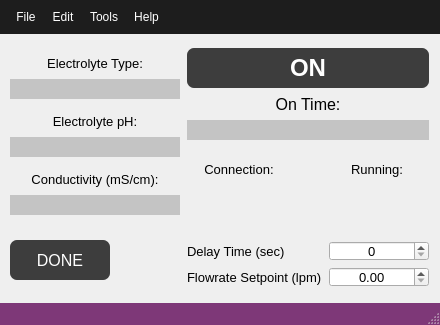
dmherrington/ECM-Control-System, file src/ECM_gui/pump_dialog/window_pump_control.ui: the form before one commit.
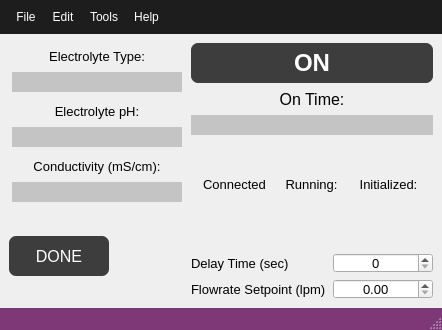
The form after the commit. Custom widgets are drawn as their Qt base class.

Commit message: Updates For Pump Properties

Patch:
```diff
--- a/src/ECM_gui/pump_dialog/window_pump_control.ui
+++ b/src/ECM_gui/pump_dialog/window_pump_control.ui
@@ -6,14 +6,20 @@
    <rect>
     <x>0</x>
     <y>0</y>
-    <width>440</width>
-    <height>325</height>
+    <width>442</width>
+    <height>330</height>
    </rect>
   </property>
   <property name="minimumSize">
    <size>
-    <width>440</width>
-    <height>325</height>
+    <width>442</width>
+    <height>330</height>
+   </size>
+  </property>
+  <property name="maximumSize">
+   <size>
+    <width>442</width>
+    <height>330</height>
    </size>
   </property>
   <property name="windowTitle">
@@ -138,8 +144,8 @@
 }</string>
   </property>
   <widget class="QWidget" name="centralwidget">
-   <layout class="QGridLayout" name="gridLayout_7">
-    <item row="0" column="0">
+   <layout class="QGridLayout" name="gridLayout_9">
+    <item row="0" column="0" rowspan="3" colspan="2">
      <layout class="QGridLayout" name="gridLayout_5">
       <item row="0" column="0">
        <layout class="QGridLayout" name="gridLayout_4">
@@ -340,44 +346,277 @@
       </item>
      </layout>
     </item>
-    <item row="0" column="1" rowspan="2">
-     <layout class="QGridLayout" name="gridLayout_6">
-      <item row="2" column="0">
-       <layout class="QHBoxLayout" name="horizontalLayout">
-        <item>
-         <layout class="QVBoxLayout" name="verticalLayout_2">
+    <item row="0" column="2">
+     <layout class="QVBoxLayout" name="verticalLayout">
+      <item>
+       <widget class="QPushButton" name="pushButton_PumpRunning">
+        <property name="sizePolicy">
+         <sizepolicy hsizetype="Fixed" vsizetype="Fixed">
+          <horstretch>0</horstretch>
+          <verstretch>0</verstretch>
+         </sizepolicy>
+        </property>
+        <property name="minimumSize">
+         <size>
+          <width>242</width>
+          <height>40</height>
+         </size>
+        </property>
+        <property name="maximumSize">
+         <size>
+          <width>16777215</width>
+          <height>40</height>
+         </size>
+        </property>
+        <property name="font">
+         <font>
+          <pointsize>18</pointsize>
+          <weight>75</weight>
+          <italic>false</italic>
+          <bold>true</bold>
+          <underline>false</underline>
+         </font>
+        </property>
+        <property name="styleSheet">
+         <string notr="true">QMainWindow{
+background-color:#1d1d1d;
+}
+
+QMenuBar{
+background-color:#1d1d1d;
+padding:5px;
+	font: 12pt &quot;MS Shell Dlg 2&quot;;
+}
+
+QMenuBar::item{
+background-color:#1d1d1d;
+color:#fff;
+padding:5px;
+
+}
+
+QMenu{
+color:#fff;
+padding:0;
+}
+
+QMenu::item:selected{
+color:#fff;
+background-color:#00aba9;
+}
+
+QTableWidget{
+background-color:#3d3d3d;
+color:#fff;
+  selection-background-color: #da532c;
+border:solid;
+border-width:3px;
+border-color:#da532c;
+}
+QHeaderView::section{
+background-color:qlineargradient(spread:pad, x1:0, y1:0, x2:1, y2:0, stop:0 rgba(20, 158, 217, 255), stop:1 rgba(36, 158, 217, 255));
+border:none;
+border-top-style:solid;
+border-width:1px;
+border-top-color:qlineargradient(spread:pad, x1:0, y1:0, x2:1, y2:0, stop:0 rgba(20, 158, 217, 255), stop:1 rgba(36, 158, 217, 255));
+color:#fff;
+
+}
+QHeaderView{
+background-color:qlineargradient(spread:pad, x1:0, y1:0, x2:1, y2:0, stop:0 rgba(20, 158, 217, 255), stop:1 rgba(36, 158, 217, 255));
+
+border:none;
+border-top-style:solid;
+border-width:1px;
+border-top-color:#149ED9;
+color:#fff;
+	font: 75 12pt &quot;Calibri&quot;;
+}
+
+QTableCornerButton::section{
+border:none;
+background-color:#149ED9;
+}
+
+QListWidget{
+background-color:#3d3d3d;
+color:#fff;
+}
+
+QMenu{
+background-color:#3d3d3d;
+}
+QStatusBar{
+background-color:#7e3878;
+color:#fff;
+}
+
+QPushButton{
+border-style:solid;
+background-color:#3d3d3d;
+color:#fff;
+border-radius:7px;
+}
+
+QPushButton:disabled {
+background-color: rgb(204, 0, 0);
+}
+
+QPushButton:hover{
+color:#ccc;
+	background-color: qlineargradient(spread:pad, x1:0.517, y1:0, x2:0.517, y2:1, stop:0 rgba(45, 45, 45, 255), stop:0.505682 rgba(45, 45, 45, 255), stop:1 rgba(29, 29, 29, 255));
+	border-color:#2d89ef;
+border-width:2px;
+}
+
+QPushButton:pressed{
+background-color: qlineargradient(spread:pad, x1:0.517, y1:0, x2:0.517, y2:1, stop:0 rgba(29, 29, 29, 255), stop:0.505682 rgba(45, 45, 45, 255), stop:1 rgba(29, 29, 29, 255));
+}
+
+
+QTabWidget::tab{
+background-color:#3d3d3d;
+}
+
+QLineEdit{
+border-radius:0;
+}
+
+QProgressBar{
+border-radius:0;
+text-align:center;
+color:#fff;
+background-color:transparent;
+border: 2px solid #e3a21a;
+border-radius:7px;
+	font: 75 12pt &quot;Open Sans&quot;;
+
+}
+
+QProgressBar::chunk{
+background-color:#2d89ef;
+width:20px;
+}</string>
+        </property>
+        <property name="text">
+         <string>ON</string>
+        </property>
+       </widget>
+      </item>
+      <item>
+       <widget class="QLabel" name="label_OnTime">
+        <property name="sizePolicy">
+         <sizepolicy hsizetype="Fixed" vsizetype="Fixed">
+          <horstretch>0</horstretch>
+          <verstretch>0</verstretch>
+         </sizepolicy>
+        </property>
+        <property name="minimumSize">
+         <size>
+          <width>242</width>
+          <height>20</height>
+         </size>
+        </property>
+        <property name="maximumSize">
+         <size>
+          <width>16777215</width>
+          <height>20</height>
+         </size>
+        </property>
+        <property name="font">
+         <font>
+          <pointsize>12</pointsize>
+         </font>
+        </property>
+        <property name="text">
+         <string>On Time:</string>
+        </property>
+        <property name="alignment">
+         <set>Qt::AlignCenter</set>
+        </property>
+       </widget>
+      </item>
+      <item>
+       <widget class="QLineEdit" name="lineEdit_OnTime">
+        <property name="enabled">
+         <bool>true</bool>
+        </property>
+        <property name="sizePolicy">
+         <sizepolicy hsizetype="Fixed" vsizetype="Fixed">
+          <horstretch>0</horstretch>
+          <verstretch>0</verstretch>
+         </sizepolicy>
+        </property>
+        <property name="minimumSize">
+         <size>
+          <width>242</width>
+          <height>20</height>
+         </size>
+        </property>
+        <property name="maximumSize">
+         <size>
+          <width>16777215</width>
+          <height>20</height>
+         </size>
+        </property>
+        <property name="font">
+         <font>
+          <pointsize>13</pointsize>
+         </font>
+        </property>
+        <property name="alignment">
+         <set>Qt::AlignCenter</set>
+        </property>
+        <property name="readOnly">
+         <bool>true</bool>
+        </property>
+       </widget>
+      </item>
+     </layout>
+    </item>
+    <item row="1" column="2">
+     <spacer name="verticalSpacer">
+      <property name="orientation">
+       <enum>Qt::Vertical</enum>
+      </property>
+      <property name="sizeType">
+       <enum>QSizePolicy::Fixed</enum>
+      </property>
+      <property name="sizeHint" stdset="0">
+       <size>
+        <width>20</width>
+        <height>5</height>
+       </size>
+      </property>
+     </spacer>
+    </item>
+    <item row="2" column="2" rowspan="2">
+     <layout class="QHBoxLayout" name="horizontalLayout_4">
+      <property name="spacing">
+       <number>1</number>
+      </property>
+      <item>
+       <layout class="QGridLayout" name="gridLayout_6">
+        <property name="horizontalSpacing">
+         <number>1</number>
+        </property>
+        <item row="1" column="0">
+         <layout class="QHBoxLayout" name="horizontalLayout">
           <item>
-           <widget class="QLabel" name="label_Connection">
-            <property name="sizePolicy">
-             <sizepolicy hsizetype="Fixed" vsizetype="Fixed">
-              <horstretch>0</horstretch>
-              <verstretch>0</verstretch>
-             </sizepolicy>
+           <spacer name="horizontalSpacer_3">
+            <property name="orientation">
+             <enum>Qt::Horizontal</enum>
             </property>
-            <property name="minimumSize">
-             <size>
-              <width>80</width>
-              <height>18</height>
-             </size>
+            <property name="sizeType">
+             <enum>QSizePolicy::Minimum</enum>
             </property>
-            <property name="maximumSize">
+            <property name="sizeHint" stdset="0">
              <size>
-              <width>80</width>
-              <height>18</height>
+              <width>1</width>
+              <height>50</height>
              </size>
             </property>
-            <property name="font">
-             <font>
-              <pointsize>10</pointsize>
-             </font>
-            </property>
-            <property name="text">
-             <string>Connection:</string>
-            </property>
-            <property name="alignment">
-             <set>Qt::AlignCenter</set>
-            </property>
-           </widget>
+           </spacer>
           </item>
           <item>
            <widget class="LED" name="widget_PumpConnected" native="true">
@@ -389,70 +628,126 @@
             </property>
             <property name="minimumSize">
              <size>
-              <width>80</width>
-              <height>50</height>
+              <width>40</width>
+              <height>40</height>
              </size>
             </property>
             <property name="maximumSize">
              <size>
-              <width>80</width>
-              <height>50</height>
+              <width>40</width>
+              <height>40</height>
              </size>
             </property>
            </widget>
           </item>
+          <item>
+           <spacer name="horizontalSpacer_2">
+            <property name="orientation">
+             <enum>Qt::Horizontal</enum>
+            </property>
+            <property name="sizeType">
+             <enum>QSizePolicy::Minimum</enum>
+            </property>
+            <property name="sizeHint" stdset="0">
+             <size>
+              <width>1</width>
+              <height>50</height>
+             </size>
+            </property>
+           </spacer>
+          </item>
          </layout>
         </item>
-        <item>
-         <spacer name="horizontalSpacer_2">
-          <property name="orientation">
-           <enum>Qt::Horizontal</enum>
+        <item row="0" column="0">
+         <widget class="QLabel" name="label_Connection">
+          <property name="sizePolicy">
+           <sizepolicy hsizetype="Fixed" vsizetype="Fixed">
+            <horstretch>0</horstretch>
+            <verstretch>0</verstretch>
+           </sizepolicy>
           </property>
-          <property name="sizeType">
-           <enum>QSizePolicy::Minimum</enum>
+          <property name="minimumSize">
+           <size>
+            <width>65</width>
+            <height>18</height>
+           </size>
           </property>
-          <property name="sizeHint" stdset="0">
+          <property name="maximumSize">
            <size>
-            <width>40</width>
-            <height>50</height>
+            <width>65</width>
+            <height>18</height>
            </size>
           </property>
-         </spacer>
+          <property name="font">
+           <font>
+            <pointsize>10</pointsize>
+           </font>
+          </property>
+          <property name="text">
+           <string>Connected</string>
+          </property>
+          <property name="alignment">
+           <set>Qt::AlignCenter</set>
+          </property>
+         </widget>
         </item>
-        <item>
-         <layout class="QVBoxLayout" name="verticalLayout_3">
+       </layout>
+      </item>
+      <item>
+       <layout class="QGridLayout" name="gridLayout_8">
+        <property name="horizontalSpacing">
+         <number>1</number>
+        </property>
+        <item row="0" column="0">
+         <widget class="QLabel" name="label_Running_2">
+          <property name="sizePolicy">
+           <sizepolicy hsizetype="Fixed" vsizetype="Fixed">
+            <horstretch>0</horstretch>
+            <verstretch>0</verstretch>
+           </sizepolicy>
+          </property>
+          <property name="minimumSize">
+           <size>
+            <width>65</width>
+            <height>18</height>
+           </size>
+          </property>
+          <property name="maximumSize">
+           <size>
+            <width>65</width>
+            <height>18</height>
+           </size>
+          </property>
+          <property name="font">
+           <font>
+            <pointsize>10</pointsize>
+           </font>
+          </property>
+          <property name="text">
+           <string>Running:</string>
+          </property>
+          <property name="alignment">
+           <set>Qt::AlignCenter</set>
+          </property>
+         </widget>
+        </item>
+        <item row="1" column="0">
+         <layout class="QHBoxLayout" name="horizontalLayout_3">
           <item>
-           <widget class="QLabel" name="label_Running">
-            <property name="sizePolicy">
-             <sizepolicy hsizetype="Fixed" vsizetype="Fixed">
-              <horstretch>0</horstretch>
-              <verstretch>0</verstretch>
-             </sizepolicy>
+           <spacer name="horizontalSpacer_6">
+            <property name="orientation">
+             <enum>Qt::Horizontal</enum>
             </property>
-            <property name="minimumSize">
-             <size>
-              <width>80</width>
-              <height>18</height>
-             </size>
+            <property name="sizeType">
+             <enum>QSizePolicy::Minimum</enum>
             </property>
-            <property name="maximumSize">
+            <property name="sizeHint" stdset="0">
              <size>
-              <width>80</width>
-              <height>18</height>
+              <width>1</width>
+              <height>50</height>
              </size>
             </property>
-            <property name="font">
-             <font>
-              <pointsize>10</pointsize>
-             </font>
-            </property>
-            <property name="text">
-             <string>Running:</string>
-            </property>
-            <property name="alignment">
-             <set>Qt::AlignCenter</set>
-            </property>
-           </widget>
+           </spacer>
           </item>
           <item>
            <widget class="LED" name="widget_PumpRunning" native="true">
@@ -464,141 +759,45 @@
             </property>
             <property name="minimumSize">
              <size>
-              <width>80</width>
-              <height>50</height>
+              <width>40</width>
+              <height>40</height>
              </size>
             </property>
             <property name="maximumSize">
              <size>
-              <width>80</width>
-              <height>50</height>
+              <width>40</width>
+              <height>40</height>
              </size>
             </property>
            </widget>
           </item>
+          <item>
+           <spacer name="horizontalSpacer_7">
+            <property name="orientation">
+             <enum>Qt::Horizontal</enum>
+            </property>
+            <property name="sizeType">
+             <enum>QSizePolicy::Minimum</enum>
+            </property>
+            <property name="sizeHint" stdset="0">
+             <size>
+              <width>1</width>
+              <height>50</height>
+             </size>
+            </property>
+           </spacer>
+          </item>
          </layout>
         </item>
        </layout>
       </item>
-      <item row="1" column="0">
-       <spacer name="verticalSpacer">
-        <property name="orientation">
-         <enum>Qt::Vertical</enum>
+      <item>
+       <layout class="QGridLayout" name="gridLayout_7">
+        <property name="horizontalSpacing">
+         <number>1</number>
         </property>
-        <property name="sizeType">
-         <enum>QSizePolicy::Fixed</enum>
-        </property>
-        <property name="sizeHint" stdset="0">
-         <size>
-          <width>20</width>
-          <height>13</height>
-         </size>
-        </property>
-       </spacer>
-      </item>
-      <item row="3" column="0">
-       <layout class="QGridLayout" name="gridLayout">
-        <item row="0" column="1">
-         <widget class="QDoubleSpinBox" name="doubleSpinBox_delayTime">
-          <property name="sizePolicy">
-           <sizepolicy hsizetype="Fixed" vsizetype="Fixed">
-            <horstretch>0</horstretch>
-            <verstretch>0</verstretch>
-           </sizepolicy>
-          </property>
-          <property name="minimumSize">
-           <size>
-            <width>100</width>
-            <height>20</height>
-           </size>
-          </property>
-          <property name="maximumSize">
-           <size>
-            <width>100</width>
-            <height>20</height>
-           </size>
-          </property>
-          <property name="font">
-           <font>
-            <pointsize>10</pointsize>
-           </font>
-          </property>
-          <property name="alignment">
-           <set>Qt::AlignCenter</set>
-          </property>
-          <property name="decimals">
-           <number>0</number>
-          </property>
-          <property name="value">
-           <double>0.000000000000000</double>
-          </property>
-         </widget>
-        </item>
-        <item row="1" column="0">
-         <widget class="QLabel" name="label_Flowrate">
-          <property name="sizePolicy">
-           <sizepolicy hsizetype="Fixed" vsizetype="Fixed">
-            <horstretch>0</horstretch>
-            <verstretch>0</verstretch>
-           </sizepolicy>
-          </property>
-          <property name="minimumSize">
-           <size>
-            <width>136</width>
-            <height>20</height>
-           </size>
-          </property>
-          <property name="maximumSize">
-           <size>
-            <width>16777215</width>
-            <height>20</height>
-           </size>
-          </property>
-          <property name="font">
-           <font>
-            <pointsize>10</pointsize>
-           </font>
-          </property>
-          <property name="text">
-           <string>Flowrate Setpoint (lpm)</string>
-          </property>
-         </widget>
-        </item>
-        <item row="1" column="1">
-         <widget class="QDoubleSpinBox" name="doubleSpinBox_flowRate">
-          <property name="sizePolicy">
-           <sizepolicy hsizetype="Fixed" vsizetype="Fixed">
-            <horstretch>0</horstretch>
-            <verstretch>0</verstretch>
-           </sizepolicy>
-          </property>
-          <property name="minimumSize">
-           <size>
-            <width>100</width>
-            <height>20</height>
-           </size>
-          </property>
-          <property name="maximumSize">
-           <size>
-            <width>100</width>
-            <height>20</height>
-           </size>
-          </property>
-          <property name="font">
-           <font>
-            <pointsize>10</pointsize>
-           </font>
-          </property>
-          <property name="alignment">
-           <set>Qt::AlignCenter</set>
-          </property>
-          <property name="decimals">
-           <number>2</number>
-          </property>
-         </widget>
-        </item>
         <item row="0" column="0">
-         <widget class="QLabel" name="label_delayTim">
+         <widget class="QLabel" name="label_Running">
           <property name="sizePolicy">
            <sizepolicy hsizetype="Fixed" vsizetype="Fixed">
             <horstretch>0</horstretch>
@@ -607,14 +806,14 @@
           </property>
           <property name="minimumSize">
            <size>
-            <width>136</width>
-            <height>20</height>
+            <width>65</width>
+            <height>18</height>
            </size>
           </property>
           <property name="maximumSize">
            <size>
-            <width>16777215</width>
-            <height>20</height>
+            <width>65</width>
+            <height>18</height>
            </size>
           </property>
           <property name="font">
@@ -623,243 +822,76 @@
            </font>
           </property>
           <property name="text">
-           <string>Delay Time (sec)</string>
+           <string>Initialized:</string>
           </property>
-         </widget>
-        </item>
-       </layout>
-      </item>
-      <item row="0" column="0">
-       <layout class="QVBoxLayout" name="verticalLayout">
-        <item>
-         <widget class="QPushButton" name="pushButton_PumpRunning">
-          <property name="sizePolicy">
-           <sizepolicy hsizetype="Fixed" vsizetype="Fixed">
-            <horstretch>0</horstretch>
-            <verstretch>0</verstretch>
-           </sizepolicy>
-          </property>
-          <property name="minimumSize">
-           <size>
-            <width>242</width>
-            <height>40</height>
-           </size>
-          </property>
-          <property name="maximumSize">
-           <size>
-            <width>16777215</width>
-            <height>40</height>
-           </size>
-          </property>
-          <property name="font">
-           <font>
-            <pointsize>18</pointsize>
-            <weight>75</weight>
-            <italic>false</italic>
-            <bold>true</bold>
-            <underline>false</underline>
-           </font>
-          </property>
-          <property name="styleSheet">
-           <string notr="true">QMainWindow{
-background-color:#1d1d1d;
-}
-
-QMenuBar{
-background-color:#1d1d1d;
-padding:5px;
-	font: 12pt &quot;MS Shell Dlg 2&quot;;
-}
-
-QMenuBar::item{
-background-color:#1d1d1d;
-color:#fff;
-padding:5px;
-
-}
-
-QMenu{
-color:#fff;
-padding:0;
-}
-
-QMenu::item:selected{
-color:#fff;
-background-color:#00aba9;
-}
-
-QTableWidget{
-background-color:#3d3d3d;
-color:#fff;
-  selection-background-color: #da532c;
-border:solid;
-border-width:3px;
-border-color:#da532c;
-}
-QHeaderView::section{
-background-color:qlineargradient(spread:pad, x1:0, y1:0, x2:1, y2:0, stop:0 rgba(20, 158, 217, 255), stop:1 rgba(36, 158, 217, 255));
-border:none;
-border-top-style:solid;
-border-width:1px;
-border-top-color:qlineargradient(spread:pad, x1:0, y1:0, x2:1, y2:0, stop:0 rgba(20, 158, 217, 255), stop:1 rgba(36, 158, 217, 255));
-color:#fff;
-
-}
-QHeaderView{
-background-color:qlineargradient(spread:pad, x1:0, y1:0, x2:1, y2:0, stop:0 rgba(20, 158, 217, 255), stop:1 rgba(36, 158, 217, 255));
-
-border:none;
-border-top-style:solid;
-border-width:1px;
-border-top-color:#149ED9;
-color:#fff;
-	font: 75 12pt &quot;Calibri&quot;;
-}
-
-QTableCornerButton::section{
-border:none;
-background-color:#149ED9;
-}
-
-QListWidget{
-background-color:#3d3d3d;
-color:#fff;
-}
-
-QMenu{
-background-color:#3d3d3d;
-}
-QStatusBar{
-background-color:#7e3878;
-color:#fff;
-}
-
-QPushButton{
-border-style:solid;
-background-color:#3d3d3d;
-color:#fff;
-border-radius:7px;
-}
-
-QPushButton:disabled {
-background-color: rgb(204, 0, 0);
-}
-
-QPushButton:hover{
-color:#ccc;
-	background-color: qlineargradient(spread:pad, x1:0.517, y1:0, x2:0.517, y2:1, stop:0 rgba(45, 45, 45, 255), stop:0.505682 rgba(45, 45, 45, 255), stop:1 rgba(29, 29, 29, 255));
-	border-color:#2d89ef;
-border-width:2px;
-}
-
-QPushButton:pressed{
-background-color: qlineargradient(spread:pad, x1:0.517, y1:0, x2:0.517, y2:1, stop:0 rgba(29, 29, 29, 255), stop:0.505682 rgba(45, 45, 45, 255), stop:1 rgba(29, 29, 29, 255));
-}
-
-
-QTabWidget::tab{
-background-color:#3d3d3d;
-}
-
-QLineEdit{
-border-radius:0;
-}
-
-QProgressBar{
-border-radius:0;
-text-align:center;
-color:#fff;
-background-color:transparent;
-border: 2px solid #e3a21a;
-border-radius:7px;
-	font: 75 12pt &quot;Open Sans&quot;;
-
-}
-
-QProgressBar::chunk{
-background-color:#2d89ef;
-width:20px;
-}</string>
-          </property>
-          <property name="text">
-           <string>ON</string>
-          </property>
-         </widget>
-        </item>
-        <item>
-         <widget class="QLabel" name="label_OnTime">
-          <property name="sizePolicy">
-           <sizepolicy hsizetype="Fixed" vsizetype="Fixed">
-            <horstretch>0</horstretch>
-            <verstretch>0</verstretch>
-           </sizepolicy>
-          </property>
-          <property name="minimumSize">
-           <size>
-            <width>242</width>
-            <height>20</height>
-           </size>
-          </property>
-          <property name="maximumSize">
-           <size>
-            <width>16777215</width>
-            <height>20</height>
-           </size>
-          </property>
-          <property name="font">
-           <font>
-            <pointsize>12</pointsize>
-           </font>
-          </property>
-          <property name="text">
-           <string>On Time:</string>
-          </property>
           <property name="alignment">
            <set>Qt::AlignCenter</set>
           </property>
          </widget>
         </item>
-        <item>
-         <widget class="QLineEdit" name="lineEdit_OnTime">
-          <property name="enabled">
-           <bool>true</bool>
-          </property>
-          <property name="sizePolicy">
-           <sizepolicy hsizetype="Fixed" vsizetype="Fixed">
-            <horstretch>0</horstretch>
-            <verstretch>0</verstretch>
-           </sizepolicy>
-          </property>
-          <property name="minimumSize">
-           <size>
-            <width>242</width>
-            <height>20</height>
-           </size>
-          </property>
-          <property name="maximumSize">
-           <size>
-            <width>16777215</width>
-            <height>20</height>
-           </size>
-          </property>
-          <property name="font">
-           <font>
-            <pointsize>13</pointsize>
-           </font>
-          </property>
-          <property name="alignment">
-           <set>Qt::AlignCenter</set>
-          </property>
-          <property name="readOnly">
-           <bool>true</bool>
-          </property>
-         </widget>
+        <item row="1" column="0">
+         <layout class="QHBoxLayout" name="horizontalLayout_2">
+          <item>
+           <spacer name="horizontalSpacer_5">
+            <property name="orientation">
+             <enum>Qt::Horizontal</enum>
+            </property>
+            <property name="sizeType">
+             <enum>QSizePolicy::Minimum</enum>
+            </property>
+            <property name="sizeHint" stdset="0">
+             <size>
+              <width>1</width>
+              <height>50</height>
+             </size>
+            </property>
+           </spacer>
+          </item>
+          <item>
+           <widget class="LED" name="widget_PumpInitialized" native="true">
+            <property name="sizePolicy">
+             <sizepolicy hsizetype="Fixed" vsizetype="Fixed">
+              <horstretch>0</horstretch>
+              <verstretch>0</verstretch>
+             </sizepolicy>
+            </property>
+            <property name="minimumSize">
+             <size>
+              <width>40</width>
+              <height>40</height>
+             </size>
+            </property>
+            <property name="maximumSize">
+             <size>
+              <width>40</width>
+              <height>40</height>
+             </size>
+            </property>
+           </widget>
+          </item>
+          <item>
+           <spacer name="horizontalSpacer_4">
+            <property name="orientation">
+             <enum>Qt::Horizontal</enum>
+            </property>
+            <property name="sizeType">
+             <enum>QSizePolicy::Minimum</enum>
+            </property>
+            <property name="sizeHint" stdset="0">
+             <size>
+              <width>1</width>
+              <height>50</height>
+             </size>
+            </property>
+           </spacer>
+          </item>
+         </layout>
         </item>
        </layout>
       </item>
      </layout>
     </item>
-    <item row="1" column="0">
+    <item row="3" column="0" rowspan="2">
      <widget class="QPushButton" name="pushButton">
       <property name="sizePolicy">
        <sizepolicy hsizetype="Fixed" vsizetype="Fixed">
@@ -1004,6 +1036,155 @@
       </property>
      </widget>
     </item>
+    <item row="3" column="1" rowspan="2">
+     <spacer name="horizontalSpacer_8">
+      <property name="orientation">
+       <enum>Qt::Horizontal</enum>
+      </property>
+      <property name="sizeType">
+       <enum>QSizePolicy::Minimum</enum>
+      </property>
+      <property name="sizeHint" stdset="0">
+       <size>
+        <width>65</width>
+        <height>50</height>
+       </size>
+      </property>
+     </spacer>
+    </item>
+    <item row="4" column="2">
+     <layout class="QGridLayout" name="gridLayout">
+      <item row="0" column="1">
+       <widget class="QDoubleSpinBox" name="doubleSpinBox_delayTime">
+        <property name="sizePolicy">
+         <sizepolicy hsizetype="Fixed" vsizetype="Fixed">
+          <horstretch>0</horstretch>
+          <verstretch>0</verstretch>
+         </sizepolicy>
+        </property>
+        <property name="minimumSize">
+         <size>
+          <width>100</width>
+          <height>20</height>
+         </size>
+        </property>
+        <property name="maximumSize">
+         <size>
+          <width>100</width>
+          <height>20</height>
+         </size>
+        </property>
+        <property name="font">
+         <font>
+          <pointsize>10</pointsize>
+         </font>
+        </property>
+        <property name="alignment">
+         <set>Qt::AlignCenter</set>
+        </property>
+        <property name="decimals">
+         <number>0</number>
+        </property>
+        <property name="value">
+         <double>0.000000000000000</double>
+        </property>
+       </widget>
+      </item>
+      <item row="1" column="0">
+       <widget class="QLabel" name="label_Flowrate">
+        <property name="sizePolicy">
+         <sizepolicy hsizetype="Fixed" vsizetype="Fixed">
+          <horstretch>0</horstretch>
+          <verstretch>0</verstretch>
+         </sizepolicy>
+        </property>
+        <property name="minimumSize">
+         <size>
+          <width>136</width>
+          <height>20</height>
+         </size>
+        </property>
+        <property name="maximumSize">
+         <size>
+          <width>16777215</width>
+          <height>20</height>
+         </size>
+        </property>
+        <property name="font">
+         <font>
+          <pointsize>10</pointsize>
+         </font>
+        </property>
+        <property name="text">
+         <string>Flowrate Setpoint (lpm)</string>
+        </property>
+       </widget>
+      </item>
+      <item row="1" column="1">
+       <widget class="QDoubleSpinBox" name="doubleSpinBox_flowRate">
+        <property name="sizePolicy">
+         <sizepolicy hsizetype="Fixed" vsizetype="Fixed">
+          <horstretch>0</horstretch>
+          <verstretch>0</verstretch>
+         </sizepolicy>
+        </property>
+        <property name="minimumSize">
+         <size>
+          <width>100</width>
+          <height>20</height>
+         </size>
+        </property>
+        <property name="maximumSize">
+         <size>
+          <width>100</width>
+          <height>20</height>
+         </size>
+        </property>
+        <property name="font">
+         <font>
+          <pointsize>10</pointsize>
+         </font>
+        </property>
+        <property name="alignment">
+         <set>Qt::AlignCenter</set>
+        </property>
+        <property name="decimals">
+         <number>2</number>
+        </property>
+       </widget>
+      </item>
+      <item row="0" column="0">
+       <widget class="QLabel" name="label_delayTim">
+        <property name="sizePolicy">
+         <sizepolicy hsizetype="Fixed" vsizetype="Fixed">
+          <horstretch>0</horstretch>
+          <verstretch>0</verstretch>
+         </sizepolicy>
+        </property>
+        <property name="minimumSize">
+         <size>
+          <width>136</width>
+          <height>20</height>
+         </size>
+        </property>
+        <property name="maximumSize">
+         <size>
+          <width>16777215</width>
+          <height>20</height>
+         </size>
+        </property>
+        <property name="font">
+         <font>
+          <pointsize>10</pointsize>
+         </font>
+        </property>
+        <property name="text">
+         <string>Delay Time (sec)</string>
+        </property>
+       </widget>
+      </item>
+     </layout>
+    </item>
    </layout>
   </widget>
   <widget class="QMenuBar" name="menubar">
@@ -1011,7 +1192,7 @@
     <rect>
      <x>0</x>
      <y>0</y>
-     <width>440</width>
+     <width>442</width>
      <height>40</height>
     </rect>
    </property>
```
The commit also changes 12 other files.
